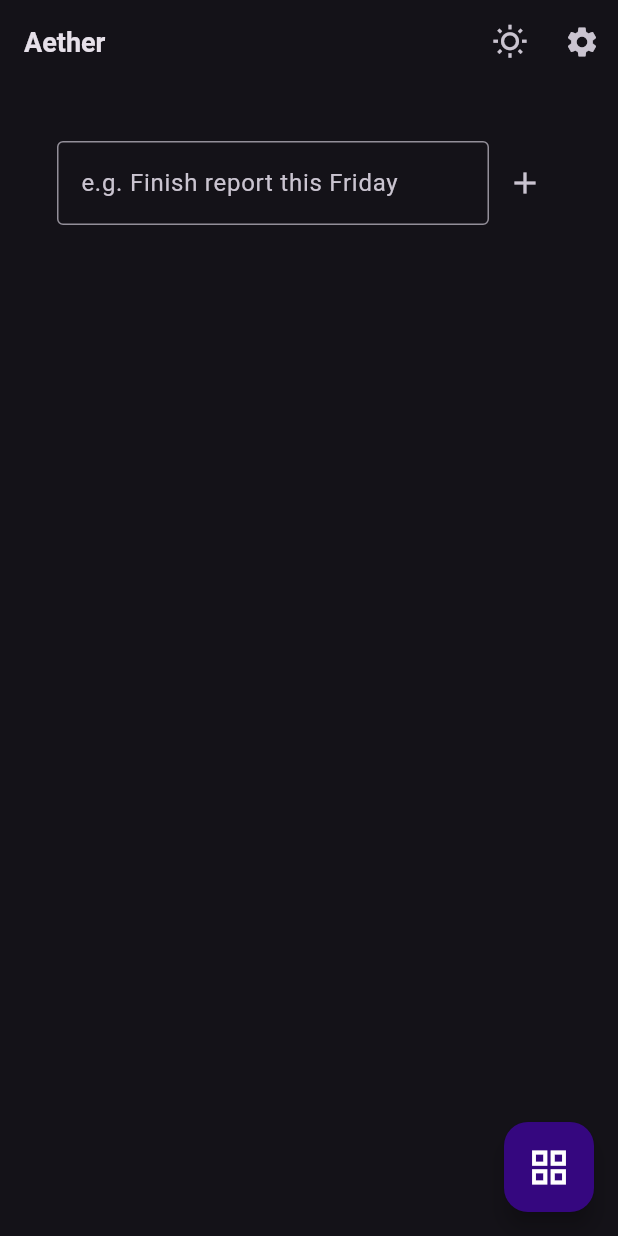
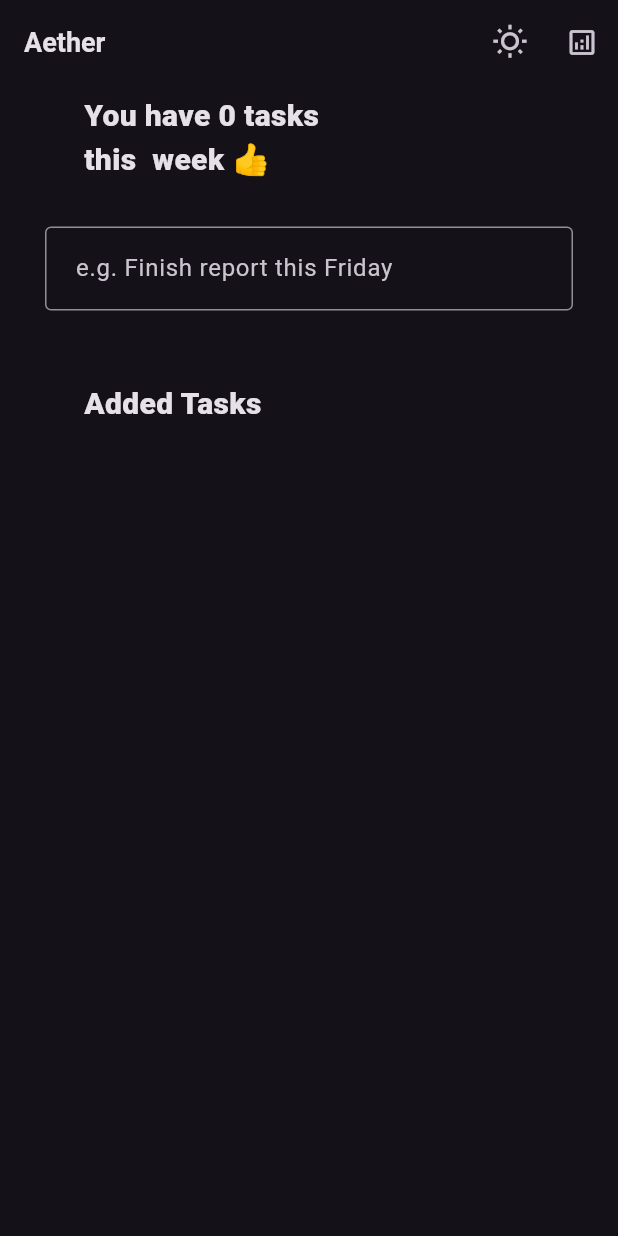
Before and after one commit to Kalkidan407/Aether, a Flutter app: the screen it shows after launch, on a phone screen of 412 x 824 dp. Run offline on Flutter 3.47's test engine with Material 3 defaults, Android fonts, the phone set to English and light mode, and no system bars; our stand-ins replace flutter_heatmap_calendar, flutter_local_notifications, google_generative_ai, isar, permission_handler, timezone; missing offline and left inert: chrono_dart; accounts and stored records are empty; generated files the repository leaves out were written again.

```diff
--- a/lib/gemini_service.dart
+++ b/lib/gemini_service.dart
@@ -1,7 +1,7 @@
 import 'package:google_generative_ai/google_generative_ai.dart';
 
 class GeminiService {
-  final GenerativeModel model = GenerativeModel(
+  final GenerativeModel model = GenerativeModel (
     model: 'gemini-pro',
     apiKey: 'AIzaSyCcao5jLaozEq_Z7cw82y8cSPcssBIcpCE',
   );
--- a/lib/task/task_main.dart
+++ b/lib/task/task_main.dart
@@ -1,3 +1,5 @@
+import 'dart:math';
+
 import 'package:flutter/material.dart';
 import 'package:isar/isar.dart';
 import 'package:path_provider/path_provider.dart';
@@ -129,6 +131,7 @@ DateTime _normalizeDate(DateTime date) {
     return FutureBuilder(
     future: _dbFuture,
     builder: (context, snapshot) {
+
        if (!snapshot.hasData) return const CircularProgressIndicator();
         final isar = snapshot.data!;
        return
@@ -161,61 +164,108 @@ DateTime _normalizeDate(DateTime date) {
                 });
               },
             ),
-            IconButton(icon: Icon(Icons.settings), onPressed: () {}),
+
+
+           IconButton(
+            // backgroundColor: Color.fromARGB(255, 53, 7, 127),
+            onPressed: () => showDraggableSheet(context),
+            icon:  Icon(Icons.analytics_outlined, size: 22, ),
+          ),
           ],
         ),
 
-        floatingActionButton: SizedBox(
-          height: 60,
-          width: 60,
-          child: FloatingActionButton(
-            backgroundColor: Color.fromARGB(255, 53, 7, 127),
-            onPressed: () => showDraggableSheet(context),
-            child: Icon(Icons.grid_view, size: 30, color: Colors.white),
-          ),
-        ),
+        // floatingActionButton: SizedBox(
+        //   height: 60,
+        //   width: 60,
+        //   child: FloatingActionButton(
+        //     backgroundColor: Color.fromARGB(255, 53, 7, 127),
+        //     onPressed: () => showDraggableSheet(context),
+        //     child: Icon(Icons.grid_view, size: 30, color: Colors.white),
+        //   ),
+        // ),
 
         body: Column(
           children: [
+ SizedBox(
+    height: 7,
+  ),
+
+Container(
+  width: 180,
+margin: EdgeInsets.only(right: 120),
+alignment: Alignment.centerLeft,
+  child: Text('You have ${tasks.length} tasks this  week 👍',
+   style: TextStyle(fontSize: 20, fontWeight: FontWeight.w900 )
+  )
+
+  ),
+
+
+
             Padding(
-              padding: EdgeInsets.all(38.0),
+              padding: EdgeInsets.all(30.0),
               child: Row(
                 children: [
                   Expanded(
-                    child: TextField(
+                    child:
+                   Row(
+                    children: [
+
+                   Expanded(
+
+                     child:  TextField (
+                      textAlign: TextAlign.start,
                       controller: _controller,
-                      decoration: const InputDecoration(
-
-                        labelText: 'e.g. Finish report this Friday',
+                      decoration: const InputDecoration (
+                        labelText: ' e.g. Finish report this Friday',
                         border: OutlineInputBorder(),
                       ),
-                      // onSubmitted: (_) => _addTask(title),
-                    ),
-                  ),
-                  IconButton(
-                    onPressed: () {
-                      final title = _controller.text.trim();
-                      _handleTaskInput(title);
-                      if (title.isNotEmpty) {
+                     onSubmitted: (_) {
+                       final title = _controller.text.trim();
+_handleTaskInput(title);
+                             if (title.isNotEmpty) {
 
                         _addTask(title);
                         _controller.clear();
 
                       }
-                    },
-                    icon: Icon(Icons.add),
+                     }
+
+                    ),
+
+
+                    )
+                ])
                   ),
+
                 ],
               ),
             ),
-            Expanded(
+
+            SizedBox(height: 2,),
+
+
+ SizedBox(height: 16,),
+
+  Container(
+  width: 180,
+margin: EdgeInsets.only(right: 120),
+alignment: Alignment.centerLeft,
+  child: Text('Added Tasks',
+   style: TextStyle(fontSize: 20, fontWeight: FontWeight.w900 )
+  )
+
+  ),
+  SizedBox(height: 3),
+
+          Expanded(
               child: ListView.builder(
                 itemCount: tasks.length,
                 itemBuilder: (context, index) {
 
                   final task = tasks[index];
 
-                  return Dismissible(
+                  return Dismissible (
                     key: Key(task.id.toString()),
                     direction: DismissDirection.endToStart,
                     confirmDismiss: (direction) async {
@@ -260,7 +310,17 @@ DateTime _normalizeDate(DateTime date) {
                       child: Icon(Icons.delete),
                     ),
 
-                    child: ListTile(
+                    child:
+                    Container(
+                      margin: EdgeInsets.symmetric(vertical: 8,horizontal: 25),
+                      decoration: BoxDecoration(
+
+    shape: BoxShape.rectangle, // similar to CircleAvatar
+    border: Border.all(color: const Color.fromARGB(168, 86, 87, 86)),
+
+                      ),
+                   child:  ListTile(
+                     selectedColor: Colors.green,
                       title: Text(
                         task.title,
                         style: TextStyle(
@@ -271,6 +331,8 @@ DateTime _normalizeDate(DateTime date) {
                                   : TextDecoration.none,
                         ),
                       ),
+
+
                       leading: Checkbox(
                         value: task.isDone,
 
@@ -311,14 +373,14 @@ DateTime _normalizeDate(DateTime date) {
                     }
                   },
                   child: Text(
-        '🕒 ${DateFormat('EEE, MMM d').format(task.deadline)}',
+        ' ${DateFormat('EEE, MMM d').format(task.deadline)}',
         style: const TextStyle(fontSize: 13),
       ),
                 )
 
 
                     ),
-                  );
+                  ));
                 },
           )
           ),
```
Also changed, not shown: lib/main.dart (+2 -7 lines), 3 other files.
